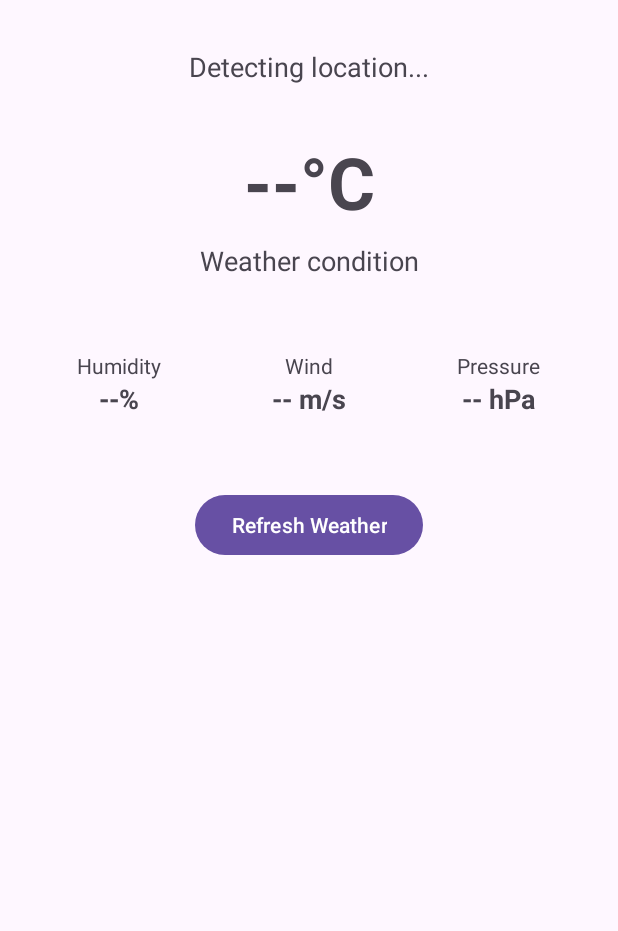
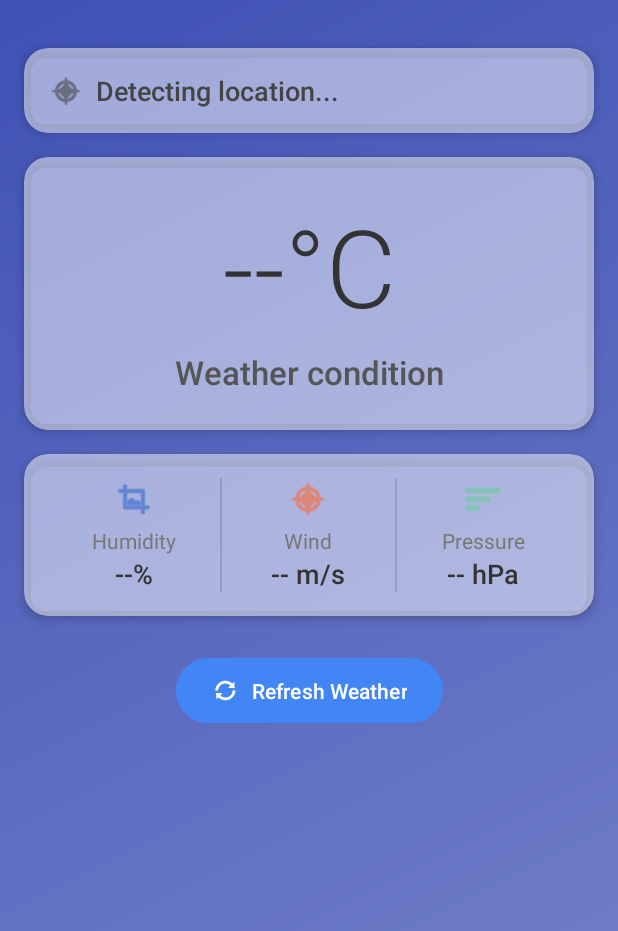
Before and after one commit to xGentuso/AndroidApp3, an Android app: the screen it shows after launch (MainActivity), on a phone screen of 412 x 824 dp. Shown: the top 931 px of the screen. Run offline under Robolectric (Android 15) with nearby library versions, the phone set to English and light mode, and no system bars.

Commit message:
updated: ui gradients
fix: emulator gps location

```diff
--- a/app/build.gradle.kts
+++ b/app/build.gradle.kts
@@ -28,11 +28,11 @@ android {
     }
     compileOptions {
         isCoreLibraryDesugaringEnabled = true
-        sourceCompatibility = JavaVersion.VERSION_11
-        targetCompatibility = JavaVersion.VERSION_11
+        sourceCompatibility = JavaVersion.VERSION_17
+        targetCompatibility = JavaVersion.VERSION_17
     }
     kotlinOptions {
-        jvmTarget = "11"
+        jvmTarget = "17"
     }
 }
 
--- /dev/null
+++ b/app/src/main/res/drawable/drawable.xml
@@ -0,0 +1,8 @@
+<?xml version="1.0" encoding="utf-8"?>
+<shape xmlns:android="http://schemas.android.com/apk/res/android">
+    <gradient
+        android:angle="135"
+        android:endColor="#3F51B5"
+        android:startColor="#7986CB"
+        android:type="linear" />
+</shape>
--- /dev/null
+++ b/app/src/main/res/drawable/weather_gradient_background.xml
@@ -0,0 +1,8 @@
+<?xml version="1.0" encoding="utf-8"?>
+<shape xmlns:android="http://schemas.android.com/apk/res/android">
+    <gradient
+        android:angle="135"
+        android:endColor="#3F51B5"
+        android:startColor="#7986CB"
+        android:type="linear" />
+</shape>
--- a/app/src/main/res/layout/activity_main.xml
+++ b/app/src/main/res/layout/activity_main.xml
@@ -5,50 +5,160 @@
     android:id="@+id/main"
     android:layout_width="match_parent"
     android:layout_height="match_parent"
+    android:background="@drawable/weather_gradient_background"
     tools:context=".MainActivity">
+
+    <androidx.cardview.widget.CardView
+        android:id="@+id/locationCard"
+        android:layout_width="match_parent"
+        android:layout_height="wrap_content"
+        android:layout_marginStart="16dp"
+        android:layout_marginTop="32dp"
+        android:layout_marginEnd="16dp"
+        app:cardBackgroundColor="#80FFFFFF"
+        app:cardCornerRadius="16dp"
+        app:cardElevation="4dp"
+        app:layout_constraintEnd_toEndOf="parent"
+        app:layout_constraintStart_toStartOf="parent"
+        app:layout_constraintTop_toTopOf="parent">
+
+        <androidx.constraintlayout.widget.ConstraintLayout
+            android:layout_width="match_parent"
+            android:layout_height="wrap_content"
+            android:padding="16dp">
+
+            <ImageView
+                android:id="@+id/locationIcon"
+                android:layout_width="24dp"
+                android:layout_height="24dp"
+                android:src="@android:drawable/ic_menu_compass"
+                app:layout_constraintBottom_toBottomOf="@+id/locationTextView"
+                app:layout_constraintStart_toStartOf="parent"
+                app:layout_constraintTop_toTopOf="@+id/locationTextView"
+                app:tint="#444444" />
 
             <TextView
                 android:id="@+id/locationTextView"
-        android:layout_width="wrap_content"
+                android:layout_width="0dp"
                 android:layout_height="wrap_content"
-        android:layout_marginTop="32dp"
+                android:layout_marginStart="8dp"
+                android:fontFamily="sans-serif-medium"
                 android:text="Detecting location..."
+                android:textColor="#444444"
                 android:textSize="18sp"
                 app:layout_constraintEnd_toEndOf="parent"
+                app:layout_constraintStart_toEndOf="@+id/locationIcon"
+                app:layout_constraintTop_toTopOf="parent" />
+
+        </androidx.constraintlayout.widget.ConstraintLayout>
+    </androidx.cardview.widget.CardView>
+
+    <androidx.cardview.widget.CardView
+        android:id="@+id/temperatureCard"
+        android:layout_width="match_parent"
+        android:layout_height="wrap_content"
+        android:layout_marginStart="16dp"
+        android:layout_marginTop="16dp"
+        android:layout_marginEnd="16dp"
+        app:cardBackgroundColor="#80FFFFFF"
+        app:cardCornerRadius="16dp"
+        app:cardElevation="4dp"
+        app:layout_constraintEnd_toEndOf="parent"
         app:layout_constraintStart_toStartOf="parent"
-        app:layout_constraintTop_toTopOf="parent" />
+        app:layout_constraintTop_toBottomOf="@+id/locationCard">
+
+        <androidx.constraintlayout.widget.ConstraintLayout
+            android:layout_width="match_parent"
+            android:layout_height="wrap_content"
+            android:padding="24dp">
 
             <TextView
                 android:id="@+id/temperatureTextView"
                 android:layout_width="wrap_content"
                 android:layout_height="wrap_content"
-        android:layout_marginTop="32dp"
+                android:fontFamily="sans-serif-light"
                 android:text="--°C"
-        android:textSize="48sp"
-        android:textStyle="bold"
+                android:textColor="#333333"
+                android:textSize="72sp"
                 app:layout_constraintEnd_toEndOf="parent"
                 app:layout_constraintStart_toStartOf="parent"
-        app:layout_constraintTop_toBottomOf="@+id/locationTextView" />
+                app:layout_constraintTop_toTopOf="parent" />
 
             <TextView
                 android:id="@+id/weatherDescriptionTextView"
                 android:layout_width="wrap_content"
                 android:layout_height="wrap_content"
                 android:layout_marginTop="8dp"
+                android:fontFamily="sans-serif-medium"
                 android:text="Weather condition"
-        android:textSize="18sp"
+                android:textAlignment="center"
+                android:textColor="#555555"
+                android:textSize="22sp"
                 app:layout_constraintEnd_toEndOf="parent"
                 app:layout_constraintStart_toStartOf="parent"
                 app:layout_constraintTop_toBottomOf="@+id/temperatureTextView" />
+
+        </androidx.constraintlayout.widget.ConstraintLayout>
+    </androidx.cardview.widget.CardView>
+
+    <androidx.cardview.widget.CardView
+        android:id="@+id/detailsCard"
+        android:layout_width="match_parent"
+        android:layout_height="wrap_content"
+        android:layout_marginStart="16dp"
+        android:layout_marginTop="16dp"
+        android:layout_marginEnd="16dp"
+        app:cardBackgroundColor="#80FFFFFF"
+        app:cardCornerRadius="16dp"
+        app:cardElevation="4dp"
+        app:layout_constraintEnd_toEndOf="parent"
+        app:layout_constraintStart_toStartOf="parent"
+        app:layout_constraintTop_toBottomOf="@+id/temperatureCard">
 
         <LinearLayout
             android:id="@+id/weatherDetailsLayout"
             android:layout_width="match_parent"
             android:layout_height="wrap_content"
-        android:layout_marginTop="32dp"
             android:orientation="horizontal"
-        android:padding="16dp"
-        app:layout_constraintTop_toBottomOf="@+id/weatherDescriptionTextView">
+            android:padding="16dp">
+
+            <LinearLayout
+                android:layout_width="0dp"
+                android:layout_height="wrap_content"
+                android:layout_weight="1"
+                android:gravity="center"
+                android:orientation="vertical"
+                tools:ignore="ExtraText">
+
+                <ImageView
+                    android:layout_width="28dp"
+                    android:layout_height="28dp"
+                    android:src="@android:drawable/ic_menu_crop"
+                    app:tint="#3366CC" />
+
+                <TextView
+                    android:layout_width="wrap_content"
+                    android:layout_height="wrap_content"
+                    android:layout_marginTop="4dp"
+                    android:fontFamily="sans-serif"
+                    android:text="Humidity"
+                    android:textColor="#777777"
+                    android:textSize="14sp" />
+
+                <TextView
+                    android:id="@+id/humidityTextView"
+                    android:layout_width="wrap_content"
+                    android:layout_height="wrap_content"
+                    android:fontFamily="sans-serif-medium"
+                    android:text="--%"
+                android:textColor="#333333"
+                android:textSize="18sp" />
+            </LinearLayout>
+
+            <View
+                android:layout_width="1dp"
+                android:layout_height="match_parent"
+                android:background="#20000000" />
 
             <LinearLayout
                 android:layout_width="0dp"
@@ -57,20 +167,35 @@
                 android:gravity="center"
                 android:orientation="vertical">
 
+                <ImageView
+                    android:layout_width="28dp"
+                    android:layout_height="28dp"
+                    android:src="@android:drawable/ic_menu_compass"
+                    app:tint="#FF6633" />
+
                 <TextView
                     android:layout_width="wrap_content"
                     android:layout_height="wrap_content"
-                android:text="Humidity"
+                    android:layout_marginTop="4dp"
+                    android:fontFamily="sans-serif"
+                    android:text="Wind"
+                    android:textColor="#777777"
                     android:textSize="14sp" />
 
                 <TextView
-                android:id="@+id/humidityTextView"
+                    android:id="@+id/windTextView"
                     android:layout_width="wrap_content"
                     android:layout_height="wrap_content"
-                android:text="--%"
-                android:textSize="18sp"
-                android:textStyle="bold" />
+                    android:fontFamily="sans-serif-medium"
+                    android:text="-- m/s"
+                    android:textColor="#333333"
+                    android:textSize="18sp" />
             </LinearLayout>
+
+            <View
+                android:layout_width="1dp"
+                android:layout_height="match_parent"
+                android:background="#20000000" />
 
             <LinearLayout
                 android:layout_width="0dp"
@@ -79,53 +204,52 @@
                 android:gravity="center"
                 android:orientation="vertical">
 
-            <TextView
-                android:layout_width="wrap_content"
-                android:layout_height="wrap_content"
-                android:text="Wind"
-                android:textSize="14sp" />
-
-            <TextView
-                android:id="@+id/windTextView"
-                android:layout_width="wrap_content"
-                android:layout_height="wrap_content"
-                android:text="-- m/s"
-                android:textSize="18sp"
-                android:textStyle="bold" />
-        </LinearLayout>
-
-        <LinearLayout
-            android:layout_width="0dp"
-            android:layout_height="wrap_content"
-            android:layout_weight="1"
-            android:gravity="center"
-            android:orientation="vertical">
+                <ImageView
+                    android:layout_width="28dp"
+                    android:layout_height="28dp"
+                    android:src="@android:drawable/ic_menu_sort_by_size"
+                    app:tint="#66CC99" />
 
                 <TextView
                     android:layout_width="wrap_content"
                     android:layout_height="wrap_content"
+                    android:layout_marginTop="4dp"
+                    android:fontFamily="sans-serif"
                     android:text="Pressure"
+                    android:textColor="#777777"
                     android:textSize="14sp" />
 
                 <TextView
                     android:id="@+id/pressureTextView"
                     android:layout_width="wrap_content"
                     android:layout_height="wrap_content"
+                    android:fontFamily="sans-serif-medium"
                     android:text="-- hPa"
-                android:textSize="18sp"
-                android:textStyle="bold" />
+                    android:textColor="#333333"
+                    android:textSize="18sp" />
             </LinearLayout>
         </LinearLayout>
+    </androidx.cardview.widget.CardView>
 
-    <Button
+    <com.google.android.material.button.MaterialButton
         android:id="@+id/refreshButton"
         android:layout_width="wrap_content"
         android:layout_height="wrap_content"
-        android:layout_marginTop="32dp"
+        android:layout_marginTop="24dp"
+        android:backgroundTint="#4285F4"
+        android:paddingStart="24dp"
+        android:paddingTop="12dp"
+        android:paddingEnd="24dp"
+        android:paddingBottom="12dp"
         android:text="Refresh Weather"
+        android:textColor="@android:color/white"
+        app:cornerRadius="24dp"
+        app:icon="@android:drawable/ic_popup_sync"
+        app:iconGravity="textStart"
+        app:iconTint="@android:color/white"
         app:layout_constraintEnd_toEndOf="parent"
         app:layout_constraintStart_toStartOf="parent"
-        app:layout_constraintTop_toBottomOf="@+id/weatherDetailsLayout" />
+        app:layout_constraintTop_toBottomOf="@+id/detailsCard" />
 
     <ProgressBar
         android:id="@+id/progressBar"
```
Lines whose indentation alone changed are shown as unchanged.
